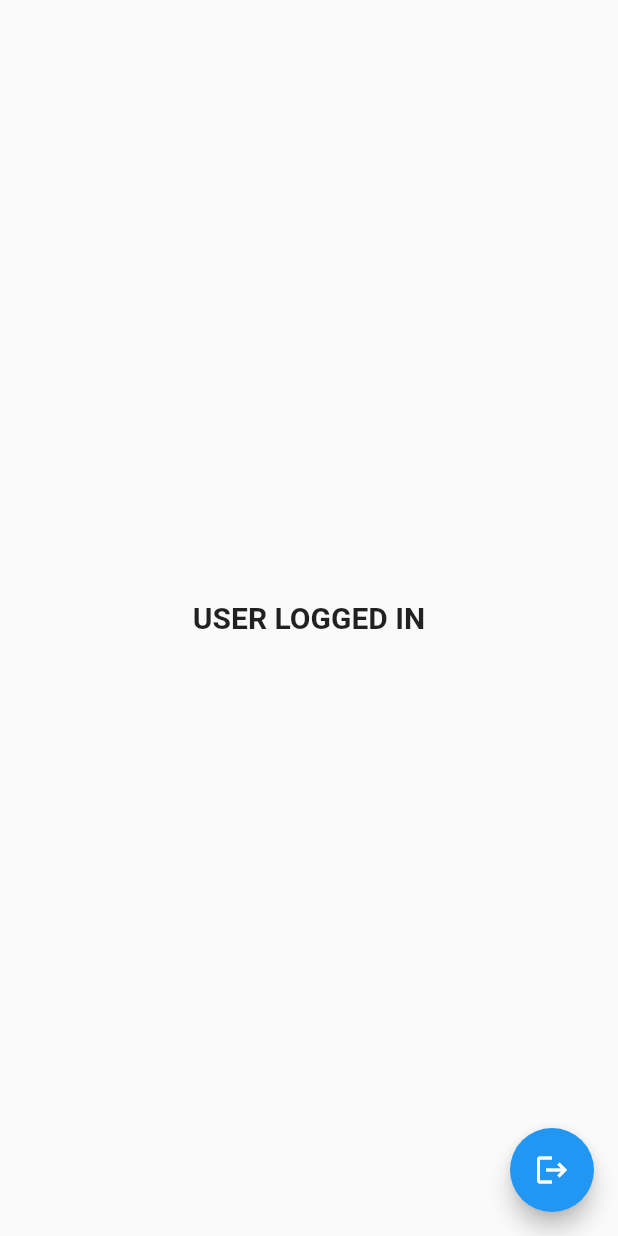
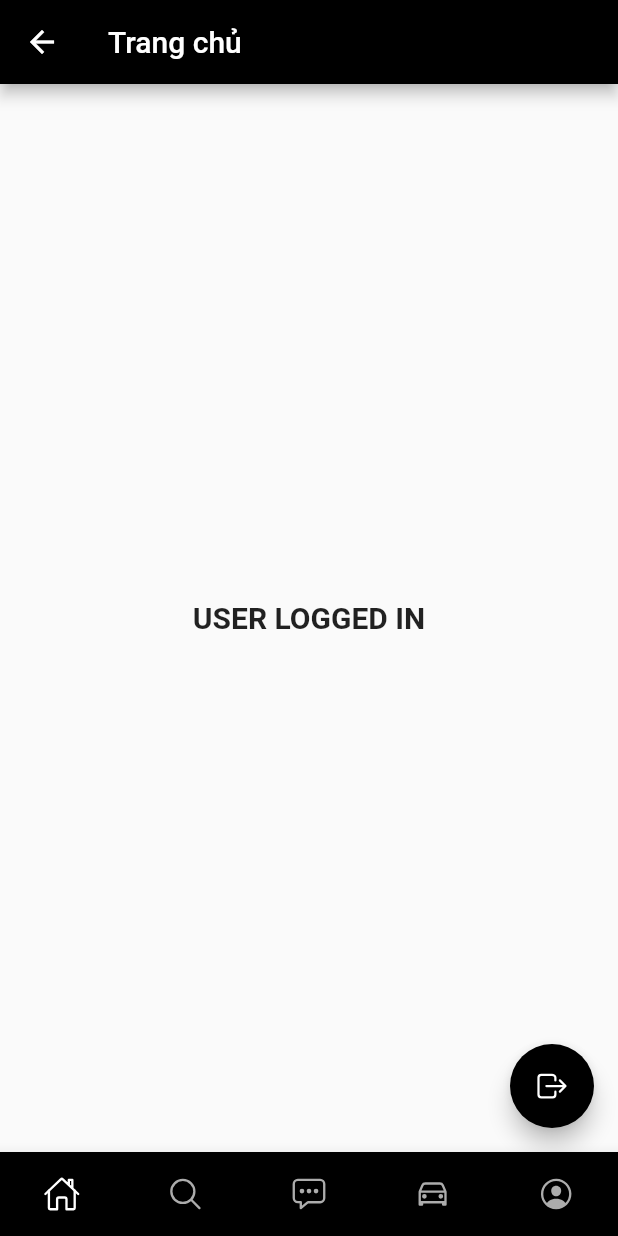
Before and after one commit to byemylove203/KLTN_Xechung, a Flutter app: the home screen opened directly, on a phone screen of 412 x 824 dp. Run offline on Flutter 3.47's test engine with Material 2 defaults, Android fonts, the light colour scheme and no system bars; drawn by our look-alikes of custom_navigation_bar; our stand-ins replace firebase_auth, firebase_core, ionicons; accounts and stored records are empty.

Commit message:
update ui homescreen

```diff
--- a/lib/screen/home.dart
+++ b/lib/screen/home.dart
@@ -1,6 +1,8 @@
 import 'package:firebase_auth/firebase_auth.dart';
 import 'package:flutter/material.dart';
 import 'package:xechung/screen/login.dart';
+import 'package:custom_navigation_bar/custom_navigation_bar.dart';
+import 'package:ionicons/ionicons.dart';
 
 class home extends StatefulWidget {
   const home({Key? key}) : super(key: key);
@@ -11,10 +13,53 @@ class home extends StatefulWidget {
 
 class _homeState extends State<home> {
   final _auth = FirebaseAuth.instance;
+  int _currentIndex = 0;
+  Widget _buildTitle() {
+    void _onItemTap(int index) {
+      setState(() {
+        _currentIndex = index;
+      });
+    }
+
+    return CustomNavigationBar(
+        iconSize: 25.0,
+        strokeColor: Colors.white,
+        selectedColor: Colors.white,
+        unSelectedColor: Color(0xffacacac),
+        backgroundColor: Colors.black,
+        items: [
+          CustomNavigationBarItem(
+            icon: Icon(Ionicons.home_outline),
+//            title: Text("Trang chủ"),
+          ),
+          CustomNavigationBarItem(
+            icon: Icon(Ionicons.search_outline),
+//            title: Text("Search"),
+          ),
+          CustomNavigationBarItem(
+            icon: Icon(Ionicons.chatbox_ellipses_outline),
+//            title: Text("Tin nhắn"),
+          ),
+          CustomNavigationBarItem(
+            icon: Icon(Ionicons.car_outline),
+//            title: Text("Host"),
+          ),
+          CustomNavigationBarItem(
+            icon: Icon(Ionicons.person_circle_outline),
+//            title: Text("Tài Khoản"),
+          ),
+        ],
+        currentIndex: _currentIndex,
+        onTap: _onItemTap);
+  }
 
   @override
   Widget build(BuildContext context) {
     return Scaffold(
+      appBar: AppBar(
+        title: Text("Trang chủ"),
+        backgroundColor: Colors.black,
+      ),
       body: Center(
         child: Text(
           "USER LOGGED IN",
@@ -22,13 +67,15 @@ class _homeState extends State<home> {
         ),
       ),
       floatingActionButton: FloatingActionButton(
+        backgroundColor: Colors.black,
         onPressed: () async {
           await _auth.signOut();
           Navigator.pushReplacement(
               context, MaterialPageRoute(builder: (context) => login()));
         },
-        child: Icon(Icons.logout),
+        child: Icon(Ionicons.log_out_outline),
       ),
+      bottomNavigationBar: _buildTitle(),
     );
   }
 }
--- a/pubspec.yaml
+++ b/pubspec.yaml
@@ -27,6 +27,8 @@ dependencies:
   firebase_core: ^1.6.0
   firebase_auth: ^3.1.0
   provider: ^6.0.0
+  custom_navigation_bar:
+  ionicons:
 
   # The following adds the Cupertino Icons font to your application.
   # Use with the CupertinoIcons class for iOS style icons.
```
Also changed, not shown: pubspec.lock.
